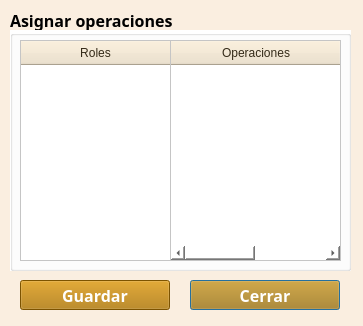
First picture: the form in funciones/adminusers/asigna_operaciones_dialog_base.ui, repository gerardoros/CartograficoQgisPlugin, before the edit.
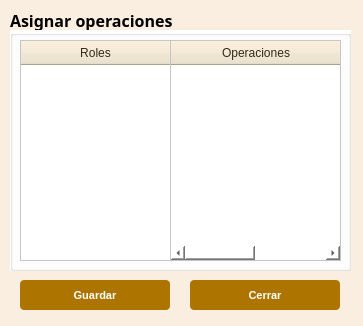
Second picture: the form after the edit.

```diff
--- a/funciones/adminusers/asigna_operaciones_dialog_base.ui
+++ b/funciones/adminusers/asigna_operaciones_dialog_base.ui
@@ -184,8 +184,8 @@
    </property>
    <property name="font">
     <font>
-     <family>Century Gothic</family>
-     <pointsize>12</pointsize>
+     <family>MS Shell Dlg 2</family>
+     <pointsize>8</pointsize>
      <weight>75</weight>
      <bold>true</bold>
     </font>
@@ -193,12 +193,16 @@
    <property name="styleSheet">
     <string notr="true">QPushButton{
 background : rgb(174, 116, 0);
-color : rgb(255, 255, 255)
+color : rgb(255, 255, 255);
+border-radius : 4px;
 }
-QPushButton::disabled {
-background : rgb(187, 129, 13);
-color : rgb(245,245,245);
-border: 1px solid #adb2b5;
+QPushButton::hover{
+background : rgb(104, 69, 13);
+color : rgb(255, 255, 255);
+border-radius : 4px;
+}
+QPushButton:disabled {
+background: rgb(217, 217, 217)
 }</string>
    </property>
    <property name="text">
@@ -228,8 +232,8 @@
    </property>
    <property name="font">
     <font>
-     <family>Century Gothic</family>
-     <pointsize>12</pointsize>
+     <family>MS Shell Dlg 2</family>
+     <pointsize>8</pointsize>
      <weight>75</weight>
      <bold>true</bold>
     </font>
@@ -237,12 +241,16 @@
    <property name="styleSheet">
     <string notr="true">QPushButton{
 background : rgb(174, 116, 0);
-color : rgb(255, 255, 255)
+color : rgb(255, 255, 255);
+border-radius : 4px;
 }
-QPushButton::disabled {
-background : rgb(187, 129, 13);
-color : rgb(245,245,245);
-border: 1px solid #adb2b5;
+QPushButton::hover{
+background : rgb(104, 69, 13);
+color : rgb(255, 255, 255);
+border-radius : 4px;
+}
+QPushButton:disabled {
+background: rgb(217, 217, 217)
 }</string>
    </property>
    <property name="text">
```
